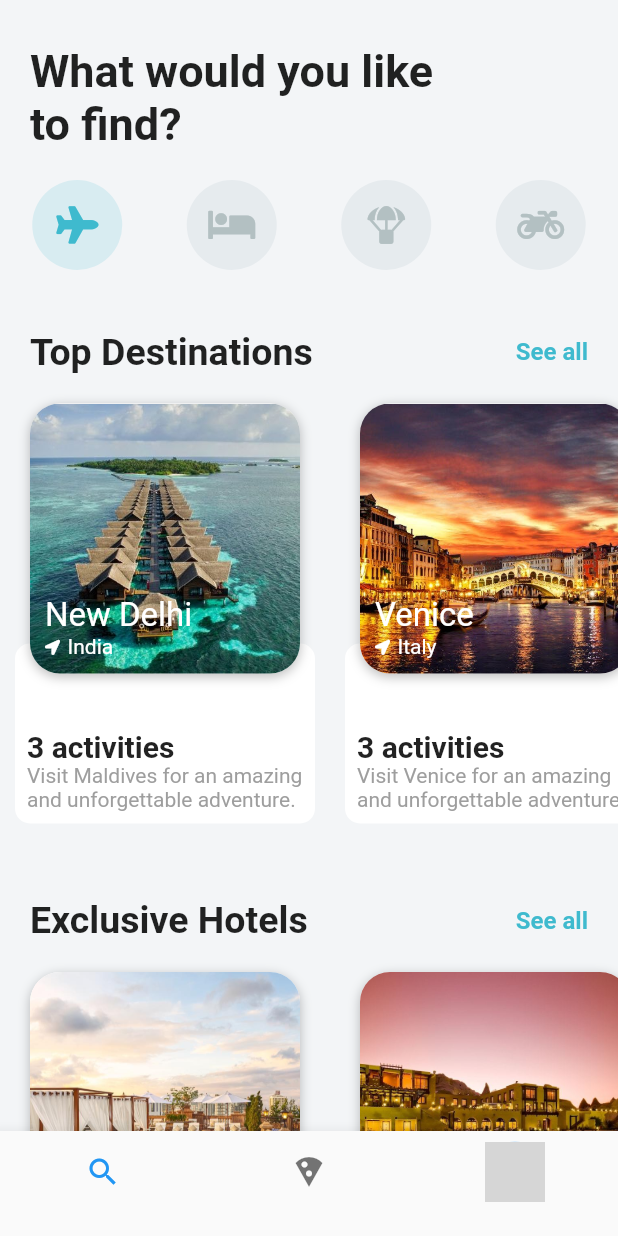
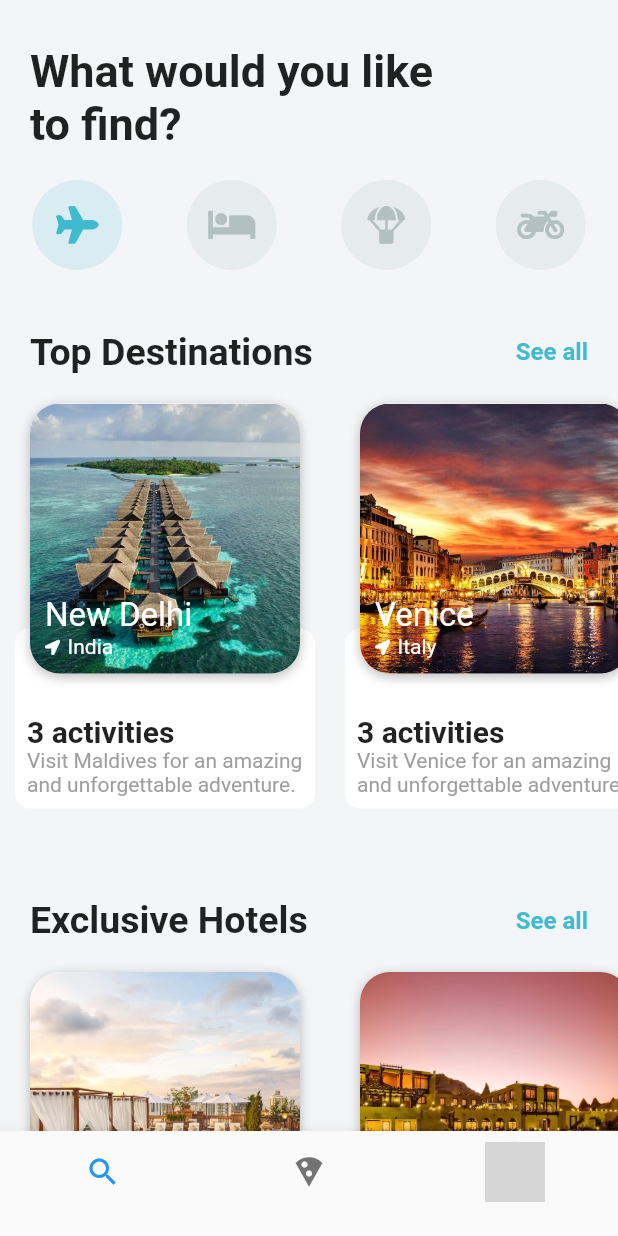
Before and after one commit to Harrisonnguyen1210/Travel_App_UI, a Flutter app: the screen it shows after launch, on a phone screen of 412 x 824 dp. Run offline on Flutter 3.47's test engine with Material 2 defaults, Android fonts, the phone set to English and light mode, and no system bars; our stand-ins replace font_awesome_flutter; network calls fail; grey boxes are pictures that could not be loaded.

```diff
--- a/lib/widgets/destination_carousel.dart
+++ b/lib/widgets/destination_carousel.dart
@@ -63,7 +63,7 @@ class DestinationCarousel extends StatelessWidget {
                       alignment: Alignment.topCenter,
                       children: <Widget>[
                         Positioned(
-                          bottom: 0,
+                          bottom: 10,
                           child: Container(
                             padding: EdgeInsets.all(8),
                             height: 120,
@@ -76,15 +76,19 @@ class DestinationCarousel extends StatelessWidget {
                               mainAxisAlignment: MainAxisAlignment.end,
                               crossAxisAlignment: CrossAxisAlignment.start,
                               children: <Widget>[
-                                Text(
+                                Flexible(
+                                  child: Text(
                                     '${destination.activities.length} activities',
                                     style: TextStyle(
                                         fontWeight: FontWeight.bold,
                                         fontSize: 20),
                                   ),
-                                Text(
+                                ),
+                                Flexible(
+                                  child: Text(
                                     destination.description,
                                     style: TextStyle(color: Colors.grey),
+                                  ),
                                 ),
                               ],
                             ),
```
Also changed, not shown: 1 other file. Lines whose indentation alone changed are shown as unchanged.
